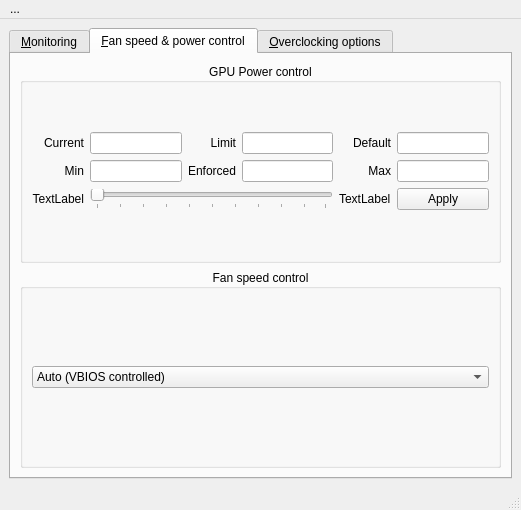
The window that ui/mainwindow.ui (AlexandrAlexeev7119/NvCtrl-linux) describes before a commit, drawn with Qt 5.
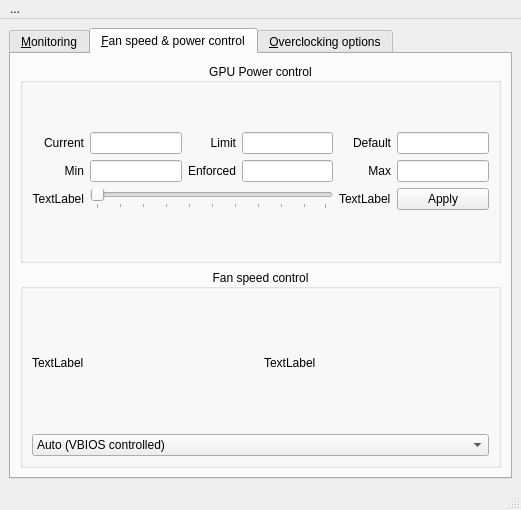
The same window after the commit. The open tabs and pages were chosen to show the change.

The edit to the form file:
```diff
--- a/ui/mainwindow.ui
+++ b/ui/mainwindow.ui
@@ -927,10 +927,27 @@
            <set>Qt::AlignCenter</set>
           </property>
           <layout class="QGridLayout" name="gridLayout_9">
-           <item row="0" column="0">
+           <item row="1" column="0">
             <layout class="QGridLayout" name="gridLayout_8">
+             <item row="0" column="1">
+              <widget class="QLabel" name="label_fan_speed_rpm">
+               <property name="text">
+                <string>TextLabel</string>
+               </property>
+              </widget>
+             </item>
              <item row="0" column="0">
+              <widget class="QLabel" name="label_fan_speed_percentage">
+               <property name="text">
+                <string>TextLabel</string>
+               </property>
+              </widget>
+             </item>
+             <item row="1" column="0" colspan="2">
               <widget class="QComboBox" name="comboBox_fan_profile">
+               <property name="sizeAdjustPolicy">
+                <enum>QComboBox::AdjustToContents</enum>
+               </property>
                <item>
                 <property name="text">
                  <string>Auto (VBIOS controlled)</string>
```
Left out of the diff: 2 changed lines with no effect on the pictures.
